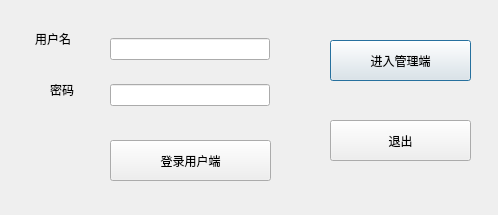
This is venv/choose_user.ui in pickerxxr/Database_project_5012 as Qt 5 draws it before an edit. The edited form follows.
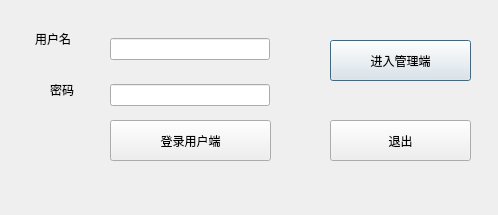
This is the edited form.

Patch:
```diff
--- a/venv/choose_user.ui
+++ b/venv/choose_user.ui
@@ -78,7 +78,7 @@
    <property name="geometry">
     <rect>
      <x>110</x>
-     <y>140</y>
+     <y>120</y>
      <width>161</width>
      <height>41</height>
     </rect>
```
